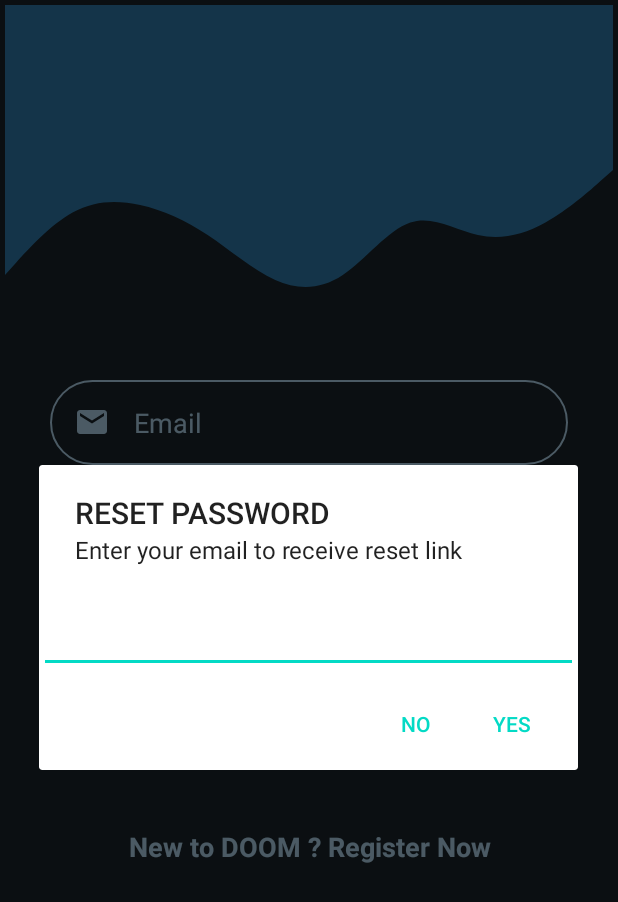
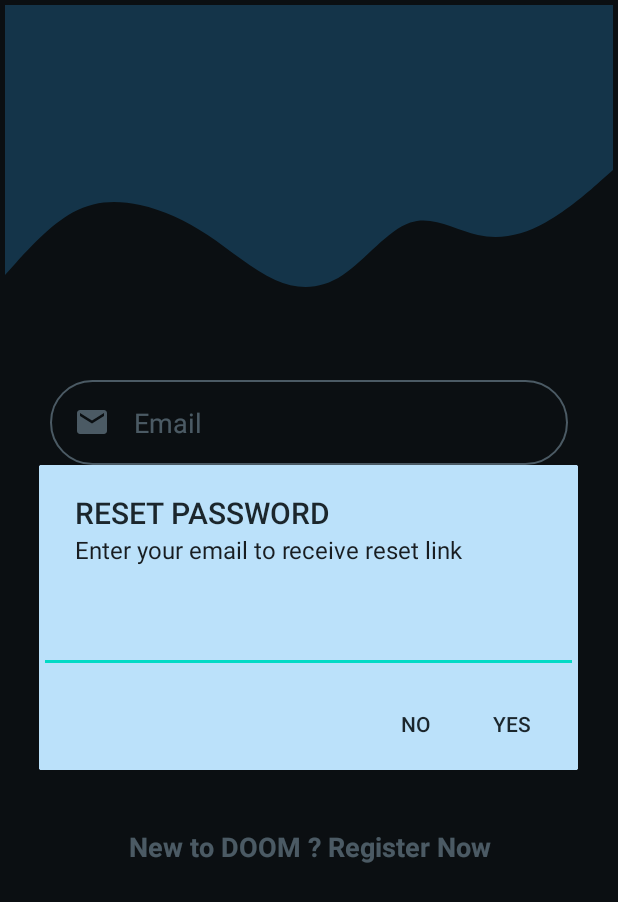
Before and after one commit to aayushjn2048/DOOM-Final, an Android app: the screen it shows after launch (LoginActivity), after a tap on "Forgot Password?", on a phone screen of 412 x 824 dp. Shown: the top 902 px of the screen. Run offline under Robolectric (Android 15) with nearby library versions, the phone set to English and light mode, and no system bars; our stand-ins replace Firebase (no records; nobody signed in at launch, a user with empty details on screens opened directly).

Commit message:
Alert Dialog Style

```diff
--- a/app/src/main/java/com/doom/LoginActivity.java
+++ b/app/src/main/java/com/doom/LoginActivity.java
@@ -99,7 +99,7 @@ public class LoginActivity extends AppCompatActivity {
             @Override
             public void onClick(View view) {
                 final EditText resetMail = new EditText(view.getContext());
-                AlertDialog.Builder passwordresetdialog=new AlertDialog.Builder(view.getContext());
+                AlertDialog.Builder passwordresetdialog=new AlertDialog.Builder(view.getContext(),R.style.DialogTheme);
                 passwordresetdialog.setTitle("RESET PASSWORD");
                 passwordresetdialog.setMessage("Enter your email to receive reset link");
                 passwordresetdialog.setView(resetMail);
--- a/app/src/main/java/com/doom/Settings.java
+++ b/app/src/main/java/com/doom/Settings.java
@@ -142,7 +142,7 @@ public class Settings extends AppCompatActivity {
         binding.deleteaccButton.setOnClickListener(new View.OnClickListener() {
             @Override
             public void onClick(View view) {
-                final android.app.AlertDialog.Builder dialog = new android.app.AlertDialog.Builder(Settings.this);
+                final android.app.AlertDialog.Builder dialog = new android.app.AlertDialog.Builder(Settings.this,R.style.DialogTheme);
                 dialog.setTitle("Are you sure?");
                 dialog.setMessage("Deleting the account will result in completely removing your account from the system" +
                         "and you won't be able to access the app ");
--- a/app/src/main/res/values/styles.xml
+++ b/app/src/main/res/values/styles.xml
@@ -6,5 +6,9 @@
         <item name="colorPrimaryDark">@color/colorPrimaryDark</item>
         <item name="colorAccent">@color/colorAccent</item>
     </style>
+    <style name="DialogTheme" parent="Theme.AppCompat.Light.Dialog.Alert">
+        <item name="android:background">@color/colorPrimary</item>
+        <item name="android:textColor">@color/theme_background</item>
+    </style>
 
 </resources>
```
